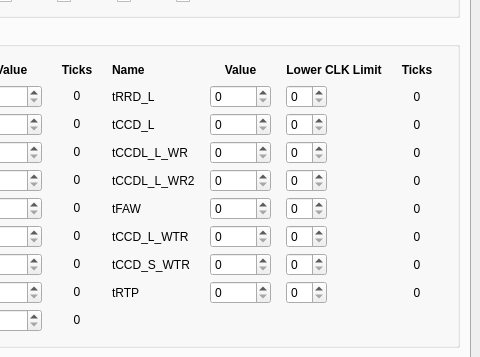
Old version of the form mainwindow.ui in the repository edlf/DDR5SPDEditor; both pictures show x 152 to 632 and y 337 to 694 of the 632 by 983 pixel window.
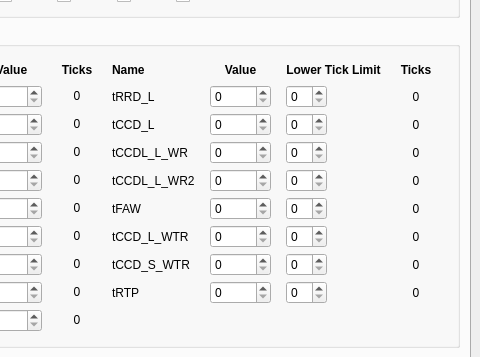
New version of the form.

What changed in the file:
```diff
--- a/mainwindow.ui
+++ b/mainwindow.ui
@@ -611,7 +611,7 @@
                </font>
               </property>
               <property name="text">
-               <string>Lower CLK Limit</string>
+               <string>Lower Tick Limit</string>
               </property>
               <property name="alignment">
                <set>Qt::AlignCenter</set>
```
Left out of the diff: 22 changed lines with no effect on the pictures.
